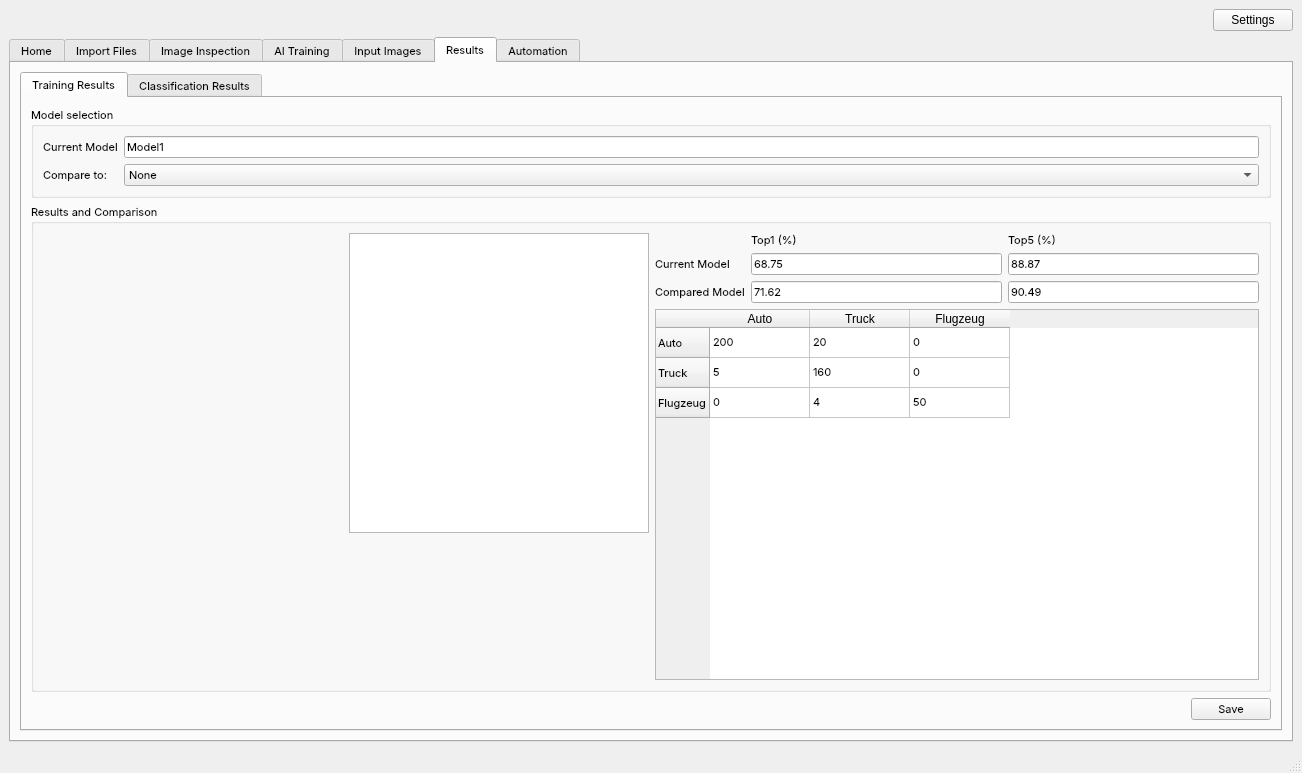
This is mainwindow.ui in Joensw/RCAIT as Qt 5 draws it before an edit. The edited form follows.
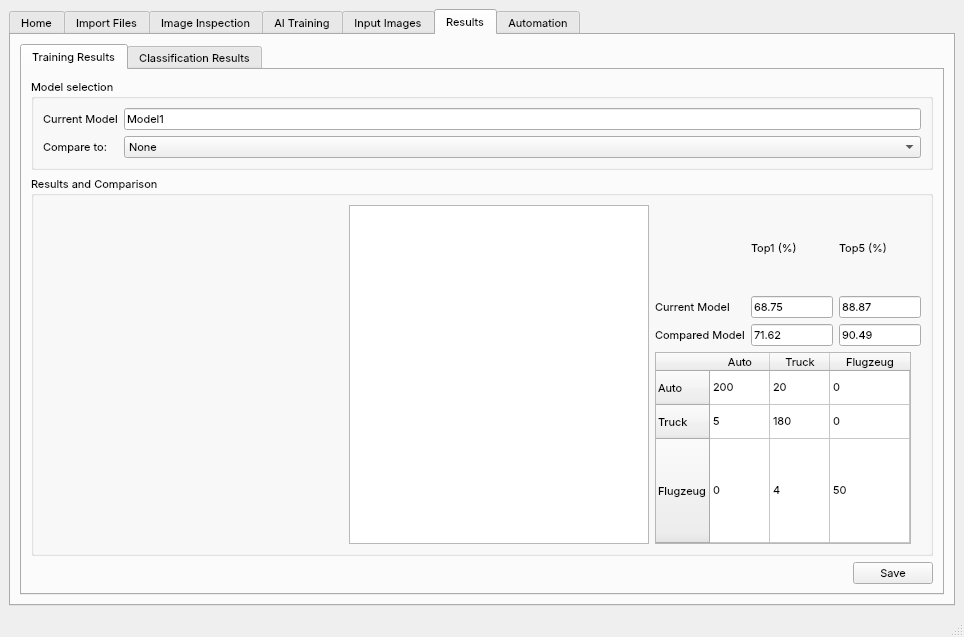
This is the edited form. The open tabs and pages were chosen to show the change. Icons and pictures are not drawn. Custom widgets are drawn as their Qt base class.

Commit message: Settings Knopf oben rechts platzsparend plus kleinere Optische Fixes

The edit to the form file:
```diff
--- a/mainwindow.ui
+++ b/mainwindow.ui
@@ -6,14 +6,14 @@
    <rect>
     <x>0</x>
     <y>0</y>
-    <width>1302</width>
-    <height>773</height>
+    <width>964</width>
+    <height>637</height>
    </rect>
   </property>
   <property name="minimumSize">
    <size>
-    <width>950</width>
-    <height>500</height>
+    <width>964</width>
+    <height>637</height>
    </size>
   </property>
   <property name="windowTitle">
@@ -32,30 +32,6 @@
   <widget class="QWidget" name="centralwidget">
    <layout class="QGridLayout" name="gridLayout">
     <item row="0" column="0">
-     <spacer name="horizontalSpacer_16">
-      <property name="orientation">
-       <enum>Qt::Horizontal</enum>
-      </property>
-      <property name="sizeHint" stdset="0">
-       <size>
-        <width>1195</width>
-        <height>20</height>
-       </size>
-      </property>
-     </spacer>
-    </item>
-    <item row="0" column="1">
-     <widget class="QPushButton" name="pushButton_14">
-      <property name="text">
-       <string>Settings</string>
-      </property>
-      <property name="icon">
-       <iconset resource="UI_Icons.qrc">
-        <normaloff>:/Resources/TabIcons/Filled/Tab_Settings_Icon.svg</normaloff>:/Resources/TabIcons/Filled/Tab_Settings_Icon.svg</iconset>
-      </property>
-     </widget>
-    </item>
-    <item row="1" column="0" colspan="2">
      <widget class="CustomTabWidget" name="tabWidget">
       <property name="enabled">
        <bool>true</bool>
@@ -1161,27 +1137,20 @@
                     <layout class="QVBoxLayout" name="verticalLayout_11">
                      <item>
                       <widget class="StaticList" name="widget" native="true">
+                       <property name="sizePolicy">
+                        <sizepolicy hsizetype="Expanding" vsizetype="Expanding">
+                         <horstretch>0</horstretch>
+                         <verstretch>0</verstretch>
+                        </sizepolicy>
+                       </property>
                        <property name="minimumSize">
                         <size>
                          <width>300</width>
-                         <height>300</height>
+                         <height>0</height>
                         </size>
                        </property>
                       </widget>
                      </item>
-                     <item>
-                      <spacer name="verticalSpacer_6">
-                       <property name="orientation">
-                        <enum>Qt::Vertical</enum>
-                       </property>
-                       <property name="sizeHint" stdset="0">
-                        <size>
-                         <width>20</width>
-                         <height>40</height>
-                        </size>
-                       </property>
-                      </spacer>
-                     </item>
                     </layout>
                    </item>
                    <item>
@@ -1189,7 +1158,7 @@
                      <item>
                       <widget class="QChartView" name="graph2">
                        <property name="sizePolicy">
-                        <sizepolicy hsizetype="Expanding" vsizetype="Fixed">
+                        <sizepolicy hsizetype="Expanding" vsizetype="Expanding">
                          <horstretch>0</horstretch>
                          <verstretch>0</verstretch>
                         </sizepolicy>
@@ -1197,24 +1166,11 @@
                        <property name="minimumSize">
                         <size>
                          <width>300</width>
-                         <height>300</height>
+                         <height>0</height>
                         </size>
                        </property>
                       </widget>
                      </item>
-                     <item>
-                      <spacer name="verticalSpacer_5">
-                       <property name="orientation">
-                        <enum>Qt::Vertical</enum>
-                       </property>
-                       <property name="sizeHint" stdset="0">
-                        <size>
-                         <width>20</width>
-                         <height>40</height>
-                        </size>
-                       </property>
-                      </spacer>
-                     </item>
                     </layout>
                    </item>
                   </layout>
@@ -1285,6 +1241,36 @@
                  </item>
                  <item>
                   <widget class="QTableWidget" name="tableWidget_2">
+                   <property name="sizePolicy">
+                    <sizepolicy hsizetype="Fixed" vsizetype="Fixed">
+                     <horstretch>0</horstretch>
+                     <verstretch>0</verstretch>
+                    </sizepolicy>
+                   </property>
+                   <property name="verticalScrollBarPolicy">
+                    <enum>Qt::ScrollBarAlwaysOff</enum>
+                   </property>
+                   <property name="horizontalScrollBarPolicy">
+                    <enum>Qt::ScrollBarAlwaysOff</enum>
+                   </property>
+                   <attribute name="horizontalHeaderVisible">
+                    <bool>true</bool>
+                   </attribute>
+                   <attribute name="horizontalHeaderDefaultSectionSize">
+                    <number>60</number>
+                   </attribute>
+                   <attribute name="horizontalHeaderHighlightSections">
+                    <bool>false</bool>
+                   </attribute>
+                   <attribute name="horizontalHeaderStretchLastSection">
+                    <bool>true</bool>
+                   </attribute>
+                   <attribute name="verticalHeaderDefaultSectionSize">
+                    <number>34</number>
+                   </attribute>
+                   <attribute name="verticalHeaderStretchLastSection">
+                    <bool>true</bool>
+                   </attribute>
                    <row>
                     <property name="text">
                      <string>Auto</string>
@@ -1337,7 +1323,7 @@
                    </item>
                    <item row="1" column="1">
                     <property name="text">
-                     <string>160</string>
+                     <string>180</string>
                     </property>
                    </item>
                    <item row="1" column="2">
```
Left out of the diff: 280 changed lines with no effect on the pictures. The commit also changes 2 other files.
